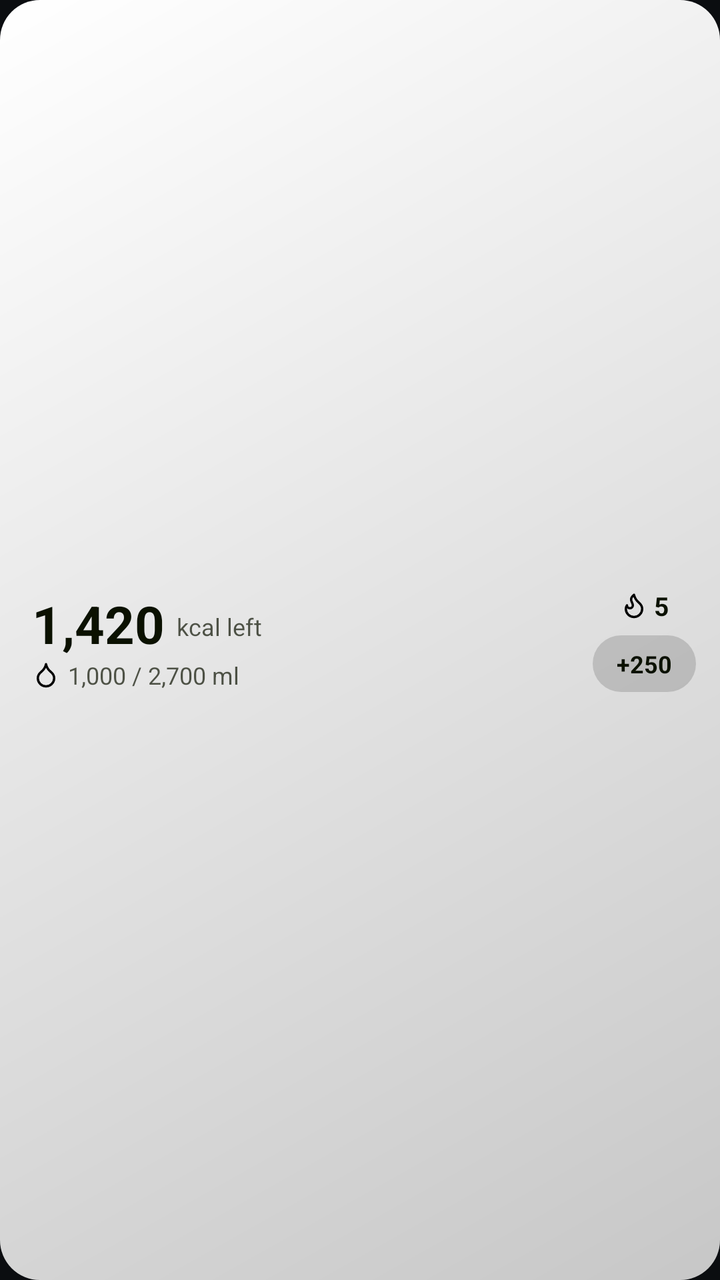
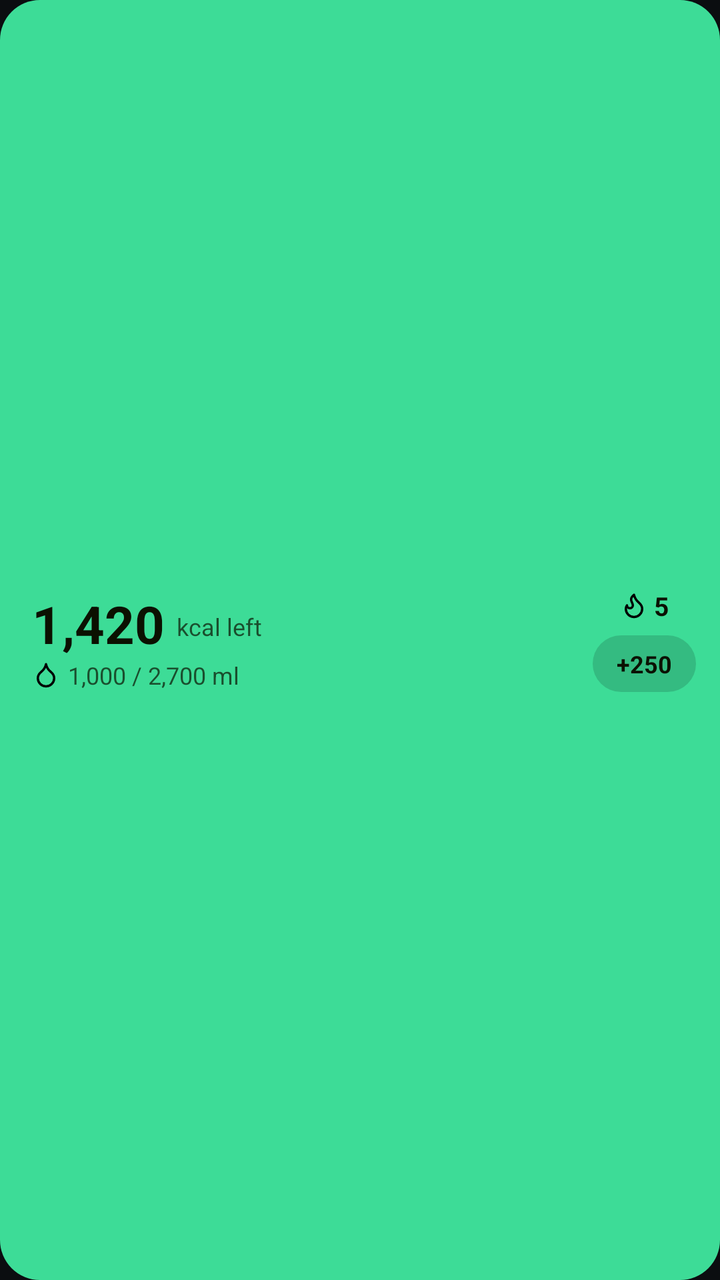

The first picture is an Android layout as it rendered before a commit; the second is the same layout after the commit. The layout source and the unified diff follow.
<!-- AndroidManifest.xml: application theme Theme.TideFit -->
<!-- res/layout/widget_today.xml -->
<?xml version="1.0" encoding="utf-8"?>
<FrameLayout xmlns:android="http://schemas.android.com/apk/res/android"
    android:id="@+id/widget_root"
    android:layout_width="match_parent"
    android:layout_height="match_parent">

    <ImageView
        android:id="@+id/widget_bg"
        android:layout_width="match_parent"
        android:layout_height="match_parent"
        android:contentDescription="@null"
        android:scaleType="fitXY"
        android:src="@drawable/widget_bg" />
    <ImageView
        android:layout_width="match_parent"
        android:layout_height="match_parent"
        android:contentDescription="@null"
        android:scaleType="fitXY"
        android:src="@drawable/widget_bg_shade" />

<LinearLayout
    android:layout_width="match_parent"
    android:layout_height="match_parent"
    android:gravity="center_vertical"
    android:orientation="horizontal"
    android:paddingStart="16dp"
    android:paddingTop="10dp"
    android:paddingEnd="12dp"
    android:paddingBottom="10dp">

    <LinearLayout
        android:layout_width="0dp"
        android:layout_height="wrap_content"
        android:layout_weight="1"
        android:orientation="vertical">
        <LinearLayout
            android:layout_width="wrap_content"
            android:layout_height="wrap_content"
            android:baselineAligned="true"
            android:orientation="horizontal">
            <TextView
                android:id="@+id/widget_kcal"
                android:text="1,420"
                android:layout_width="wrap_content"
                android:layout_height="wrap_content"
                android:textColor="#FF0B1100"
                android:textSize="26sp"
                android:textStyle="bold" />
            <TextView
                android:id="@+id/widget_kcal_label"
                android:text="kcal left"
                android:layout_width="wrap_content"
                android:layout_height="wrap_content"
                android:layout_gravity="bottom"
                android:layout_marginStart="6dp"
                android:layout_marginBottom="4dp"
                android:textColor="#B30B1100"
                android:textSize="12sp" />
        </LinearLayout>
        <LinearLayout
            android:layout_width="wrap_content"
            android:layout_height="wrap_content"
            android:gravity="center_vertical"
            android:orientation="horizontal">
            <ImageView
                android:layout_width="14dp"
                android:layout_height="14dp"
                android:contentDescription="@null"
                android:id="@+id/widget_drop_icon"
                android:src="@drawable/ic_widget_drop" />
            <TextView
                android:id="@+id/widget_water"
                android:text="1,000 / 2,700 ml"
                android:layout_width="wrap_content"
                android:layout_height="wrap_content"
                android:layout_marginStart="4dp"
                android:textColor="#B30B1100"
                android:textSize="12sp" />
        </LinearLayout>
    </LinearLayout>

    <LinearLayout
        android:layout_width="wrap_content"
        android:layout_height="wrap_content"
        android:gravity="center_horizontal"
        android:orientation="vertical">
        <LinearLayout
            android:layout_width="wrap_content"
            android:layout_height="wrap_content"
            android:layout_marginBottom="6dp"
            android:gravity="center_vertical"
            android:orientation="horizontal">
            <ImageView
                android:layout_width="14dp"
                android:layout_height="14dp"
                android:contentDescription="@null"
                android:id="@+id/widget_flame_icon"
                android:src="@drawable/ic_widget_flame" />
            <TextView
                android:id="@+id/widget_streak"
                android:text="5"
                android:layout_width="wrap_content"
                android:layout_height="wrap_content"
                android:layout_marginStart="3dp"
                android:textColor="#FF0B1100"
                android:textSize="13sp"
                android:textStyle="bold" />
        </LinearLayout>
        <TextView
            android:id="@+id/widget_add_water"
            android:text="+250"
            android:layout_width="wrap_content"
            android:layout_height="wrap_content"
            android:background="@drawable/widget_chip"
            android:paddingStart="12dp"
            android:paddingTop="6dp"
            android:paddingEnd="12dp"
            android:paddingBottom="6dp"
            android:textColor="#FF0B1100"
            android:textSize="12sp"
            android:textStyle="bold" />
    </LinearLayout>
</LinearLayout>
</FrameLayout>
<!-- resources referenced by this layout -->
<resources>
  <!-- drawable ic_widget_drop (drawable) -->
  <?xml version="1.0" encoding="utf-8"?>
  <vector xmlns:android="http://schemas.android.com/apk/res/android" android:width="24dp" android:height="24dp" android:viewportWidth="24" android:viewportHeight="24">
      <path android:pathData="M12 22a7 7 0 0 0 7-7c0-2-1-3.9-3-5.5s-3.5-4-4-6.5c-.5 2.5-2 4.9-4 6.5C6 11.1 5 13 5 15a7 7 0 0 0 7 7z"
          android:strokeColor="#FF000000" android:strokeWidth="2" android:strokeLineCap="round" android:strokeLineJoin="round" />
  </vector>
  <!-- drawable ic_widget_flame (drawable) -->
  <?xml version="1.0" encoding="utf-8"?>
  <vector xmlns:android="http://schemas.android.com/apk/res/android" android:width="24dp" android:height="24dp" android:viewportWidth="24" android:viewportHeight="24">
      <path android:pathData="M12 3q1 4 4 6.5t3 5.5a1 1 0 0 1-14 0 5 5 0 0 1 1-3 1 1 0 0 0 5 0c0-2-1.5-3-1.5-5q0-2 2.5-4"
          android:strokeColor="#FF000000" android:strokeWidth="2" android:strokeLineCap="round" android:strokeLineJoin="round" />
  </vector>
  <!-- drawable widget_bg (drawable) -->
  <?xml version="1.0" encoding="utf-8"?>
  <shape xmlns:android="http://schemas.android.com/apk/res/android" android:shape="rectangle">
      <solid android:color="#FFFFFFFF" />
      <corners android:radius="20dp" />
  </shape>
  <!-- drawable widget_bg_shade (drawable) -->
  <?xml version="1.0" encoding="utf-8"?>
  <shape xmlns:android="http://schemas.android.com/apk/res/android" android:shape="rectangle">
      <gradient android:angle="315" android:startColor="#00000000" android:endColor="#38000000" />
      <corners android:radius="20dp" />
  </shape>
  <!-- drawable widget_chip (drawable) -->
  <?xml version="1.0" encoding="utf-8"?>
  <shape xmlns:android="http://schemas.android.com/apk/res/android" android:shape="rectangle">
      <solid android:color="#26000000" />
      <corners android:radius="20dp" />
  </shape>
  <style name="Theme.TideFit" parent="android:Theme.Material.NoActionBar">
          <item name="android:windowBackground">@color/tide_window_bg</item>
          <item name="android:statusBarColor">@android:color/transparent</item>
          <item name="android:navigationBarColor">@android:color/transparent</item>
      </style>
  <color name="tide_window_bg">#0B0D10</color>
</resources>

<!-- the commit's change to res/layout/widget_today.xml (unified diff, before → after) -->
@@ -11,12 +11,6 @@
         android:contentDescription="@null"
         android:scaleType="fitXY"
         android:src="@drawable/widget_bg" />
-    <ImageView
-        android:layout_width="match_parent"
-        android:layout_height="match_parent"
-        android:contentDescription="@null"
-        android:scaleType="fitXY"
-        android:src="@drawable/widget_bg_shade" />
 
 <LinearLayout
     android:layout_width="match_parent"
<!-- resource entries referenced after the edit -->
@@ -15,13 +15,7 @@
   <!-- drawable widget_bg (drawable) -->
   <?xml version="1.0" encoding="utf-8"?>
   <shape xmlns:android="http://schemas.android.com/apk/res/android" android:shape="rectangle">
-      <solid android:color="#FFFFFFFF" />
-      <corners android:radius="20dp" />
-  </shape>
-  <!-- drawable widget_bg_shade (drawable) -->
-  <?xml version="1.0" encoding="utf-8"?>
-  <shape xmlns:android="http://schemas.android.com/apk/res/android" android:shape="rectangle">
-      <gradient android:angle="315" android:startColor="#00000000" android:endColor="#38000000" />
+      <solid android:color="#FF3DDC97" />
       <corners android:radius="20dp" />
   </shape>
   <!-- drawable widget_chip (drawable) -->
